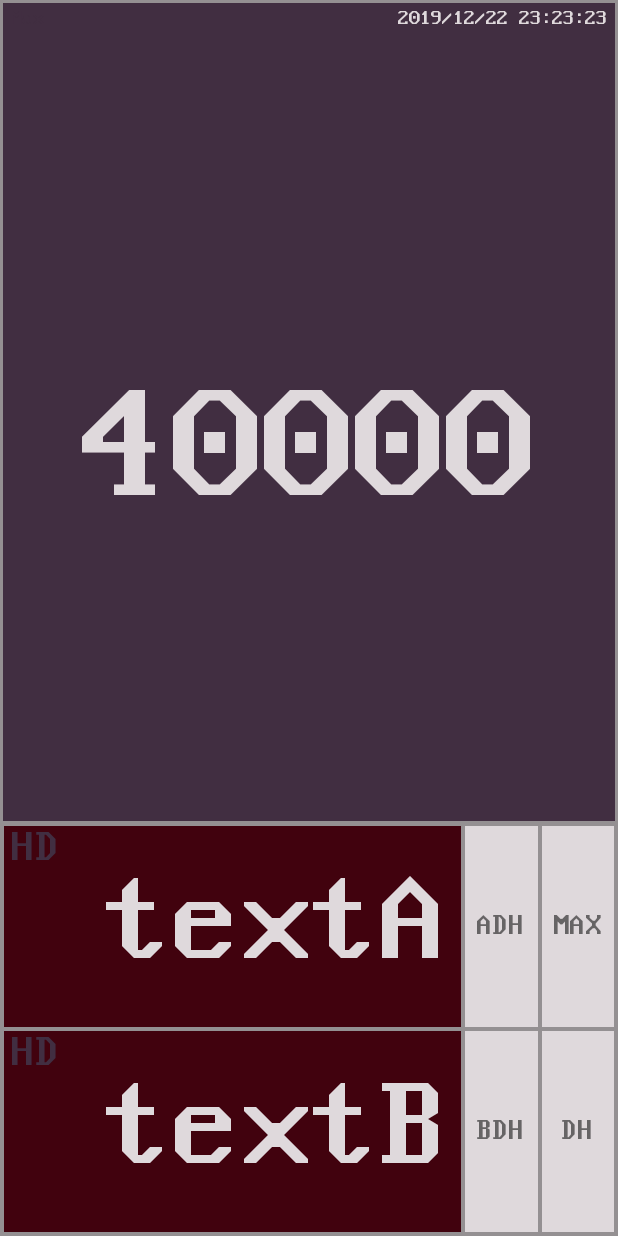
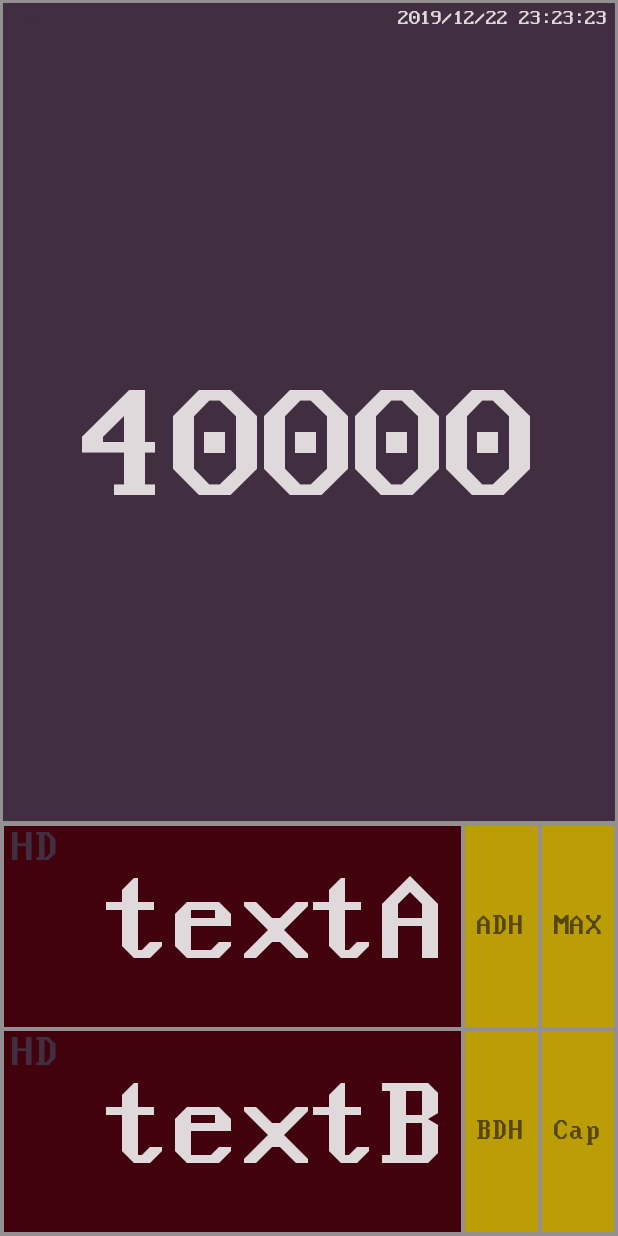
Before and after one commit to kankanla/M20190714_Lux, an Android app: the screen it shows after launch (Main2Activity), on a phone screen of 412 x 824 dp. Run offline under Robolectric (Android 15) with nearby library versions, the phone set to English and light mode, and no system bars.

Commit message:
20190729

```diff
--- a/app/src/main/java/com/kankanla/e560/m20190714_lux/Main2Activity.java
+++ b/app/src/main/java/com/kankanla/e560/m20190714_lux/Main2Activity.java
@@ -1,10 +1,11 @@
 package com.kankanla.e560.m20190714_lux;
-
 
 import android.Manifest;
 import android.content.Intent;
 import android.content.pm.PackageManager;
+import android.graphics.Color;
 import android.graphics.Typeface;
+import android.media.Image;
 import android.media.projection.MediaProjection;
 import android.media.projection.MediaProjectionManager;
 import android.net.Uri;
@@ -25,14 +26,15 @@ import java.util.List;
 
 public class Main2Activity extends AppCompatActivity implements LIGHT_Sensor.LIGHT_SensorCallBack, TextView.OnClickListener {
     private final String T = "###  Main2Activity";
-    private TextView textView, textViewA, textViewB;
+    private TextView textView, textViewA, textViewB, menuDate;
+    private TextView ButtonA, ButtonB, ButtonMax, ButtonCapture;
+    private TextView iconHDA, iconHDB, menuMax;
     private boolean booleanViewA, booleanViewB, booleanMax;
-    private TextView ButtonA, ButtonB, ButtonMax, ButtonHold, iconHDA, iconHDB, menuMax, menuDate;
-    private LIGHT_Sensor light_sensor;
     private static final int REQUEST_MEDIA_PROJECTION = 1001;
     private static final int REQUEST_WRITE_EXTERNAL_STORAGE = 2001;
     private MediaProjectionManager mediaProjectionManager;
     private MediaProjection mediaProjection;
+    private LIGHT_Sensor light_sensor;
     private ScreenShot screenShot;
 
     @RequiresApi(api = Build.VERSION_CODES.LOLLIPOP)
@@ -41,6 +43,7 @@ public class Main2Activity extends AppCompatActivity implements LIGHT_Sensor.LIG
         super.onCreate(savedInstanceState);
         setContentView(R.layout.activity_main2);
         getSupportActionBar().hide();
+
         light_sensor = new LIGHT_Sensor(this, this);
         light_sensor.registerListener();
     }
@@ -53,31 +56,34 @@ public class Main2Activity extends AppCompatActivity implements LIGHT_Sensor.LIG
 
         textView = findViewById(R.id.text);
         views.add(textView);
-
         textViewA = findViewById(R.id.textA);
         views.add(textViewA);
         textViewB = findViewById(R.id.textB);
         views.add(textViewB);
 
         ButtonA = findViewById(R.id.ButtonA);
+        ButtonA.setOnClickListener(this);
         views.add(ButtonA);
-        ButtonA.setOnClickListener(this);
+
         ButtonB = findViewById(R.id.ButtonB);
+        ButtonB.setOnClickListener(this);
         views.add(ButtonB);
-        ButtonB.setOnClickListener(this);
+
         ButtonMax = findViewById(R.id.ButtonMax);
+        ButtonMax.setOnClickListener(this);
         views.add(ButtonMax);
-        ButtonMax.setOnClickListener(this);
-        ButtonHold = findViewById(R.id.ButtonHold);
-        views.add(ButtonHold);
-        ButtonHold.setOnClickListener(this);
+
+        ButtonCapture = findViewById(R.id.ButtonCapture);
+        ButtonCapture.setOnClickListener(this);
+        views.add(ButtonCapture);
 
         iconHDA = findViewById(R.id.iconHDA);
+        iconHDA.setTextColor(getResources().getColor(R.color.colorGlay2));
         views.add(iconHDA);
-        iconHDA.setTextColor(getResources().getColor(R.color.colorGlay2));
+
         iconHDB = findViewById(R.id.iconHDB);
+        iconHDB.setTextColor(getResources().getColor(R.color.colorGlay2));
         views.add(iconHDB);
-        iconHDB.setTextColor(getResources().getColor(R.color.colorGlay2));
 
         menuDate = findViewById(R.id.menuDate);
         views.add(menuDate);
@@ -129,21 +135,19 @@ public class Main2Activity extends AppCompatActivity implements LIGHT_Sensor.LIG
                     menuMax.setTextColor(getResources().getColor(R.color.colorWhite));
                 }
                 break;
-            case R.id.ButtonHold:
+            case R.id.ButtonCapture:
+                try {
+                    ButtonCapture.setEnabled(false);
                     StorageShow();
                     if (mediaProjectionManager == null) {
                         ScreenShow();
                     } else {
-                    new Thread(new Runnable() {
-                        @Override
-                        public void run() {
-                            try {
-                                screenShot.getScreenshot();
+                        screenShot.getScreenshot2();
+                    }
                 } catch (Exception e) {
-                                e.printStackTrace();
-                            }
-                        }
-                    }).start();
+
+                } finally {
+                    ButtonCapture.setEnabled(true);
                 }
                 break;
         }
@@ -179,21 +183,43 @@ public class Main2Activity extends AppCompatActivity implements LIGHT_Sensor.LIG
         }
     }
 
+    /**
+     * WRITE_EXTERNAL_STORAGE 権限を要求
+     *
+     * @param requestCode
+     * @param permissions
+     * @param grantResults
+     */
     @Override
     public void onRequestPermissionsResult(int requestCode, @NonNull String[] permissions, @NonNull int[] grantResults) {
         super.onRequestPermissionsResult(requestCode, permissions, grantResults);
         switch (requestCode) {
             case REQUEST_WRITE_EXTERNAL_STORAGE:
+                if (grantResults.length > 0) {
                     if (grantResults[0] != PackageManager.PERMISSION_GRANTED) {
-                    Toast.makeText(this, "ファイルの書き込み権限がありません", Toast.LENGTH_LONG).show();
+                        /**
+                         * ファイルの書き込み権限がありません
+                         */
+                        Toast.makeText(this, getString(R.string.nowritePermission), Toast.LENGTH_LONG).show();
                         return;
                     } else {
-                    Toast.makeText(this, "キャプチャファイルの保存できます", Toast.LENGTH_LONG).show();
+                        /*
+                         *キャプチャファイルの保存できます
+                         */
+                        Toast.makeText(this, getString(R.string.getwritePermission), Toast.LENGTH_LONG).show();
+                    }
                 }
                 break;
         }
     }
 
+    /**
+     * 画面キャプチャの権限の取得
+     *
+     * @param requestCode
+     * @param resultCode
+     * @param data
+     */
     @RequiresApi(api = Build.VERSION_CODES.LOLLIPOP)
     @Override
     protected void onActivityResult(int requestCode, int resultCode, @Nullable Intent data) {
@@ -206,7 +232,18 @@ public class Main2Activity extends AppCompatActivity implements LIGHT_Sensor.LIG
                 }
                 if (mediaProjection == null) {
                     mediaProjection = mediaProjectionManager.getMediaProjection(resultCode, data);
-                    screenShot = new ScreenShot(this, mediaProjection);
+                    screenShot = new ScreenShot(this, mediaProjection, new ScreenShot.ScreenCallback() {
+                        @Override
+                        public void work1(boolean bl) {
+                            ButtonCapture.setEnabled(bl);
+                            ButtonCapture.setTextColor(Color.BLUE);
+                        }
+
+                        @Override
+                        public void work2(Image image) {
+
+                        }
+                    });
                     screenShot.get();
                 }
                 break;
@@ -248,6 +285,7 @@ public class Main2Activity extends AppCompatActivity implements LIGHT_Sensor.LIG
 
     }
 
+
     private void help() {
 //        https://www.fonts4free.net/nouveau-ibm-font.html
 //        Nouveau_IBM.ttf
--- a/app/src/main/res/layout/activity_main2.xml
+++ b/app/src/main/res/layout/activity_main2.xml
@@ -190,7 +190,7 @@
                         android:layout_height="match_parent"
                         android:layout_margin="1dp"
                         android:layout_weight="1"
-                        android:background="@color/colorWhite"
+                        android:background="@color/colorYellow"
                         android:gravity="center"
                         android:text="ADH"
                         android:textSize="20sp" />
@@ -201,7 +201,7 @@
                         android:layout_height="match_parent"
                         android:layout_margin="1dp"
                         android:layout_weight="1"
-                        android:background="@color/colorWhite"
+                        android:background="@color/colorYellow"
                         android:gravity="center"
                         android:text="MAX"
                         android:textSize="20sp" />
@@ -219,20 +219,20 @@
                         android:layout_height="match_parent"
                         android:layout_margin="1dp"
                         android:layout_weight="1"
-                        android:background="@color/colorWhite"
+                        android:background="@color/colorYellow"
                         android:gravity="center"
                         android:text="BDH"
                         android:textSize="20sp" />
 
                     <TextView
-                        android:id="@+id/ButtonHold"
+                        android:id="@+id/ButtonCapture"
                         android:layout_width="match_parent"
                         android:layout_height="match_parent"
                         android:layout_margin="1dp"
                         android:layout_weight="1"
-                        android:background="@color/colorWhite"
+                        android:background="@color/colorYellow"
                         android:gravity="center"
-                        android:text="DH"
+                        android:text="Cap"
                         android:textSize="20sp" />
 
                 </LinearLayout>
--- a/app/src/main/res/values/colors.xml
+++ b/app/src/main/res/values/colors.xml
@@ -8,5 +8,6 @@
     <color name="colorRED">#41020E</color>
     <color name="colorRED2">#41020E</color>
     <color name="colorWhite">#DFD9DC</color>
+    <color name="colorYellow">#BB9D07</color>
 
 </resources>
--- a/app/src/main/res/values/strings.xml
+++ b/app/src/main/res/values/strings.xml
@@ -1,3 +1,5 @@
 <resources>
     <string name="app_name">M20190714_Lux</string>
+    <string name="nowritePermission">do not have write permission for the file</string>
+    <string name="getwritePermission">can save capture file</string>
 </resources>
```
Also changed, not shown: app/src/main/java/com/kankanla/e560/m20190714_lux/LIGHT_Sensor.java (+2 -11 lines), app/src/main/java/com/kankanla/e560/m20190714_lux/ScreenShot.java (+108 -3 lines). Lines whose indentation alone changed are shown as unchanged.
